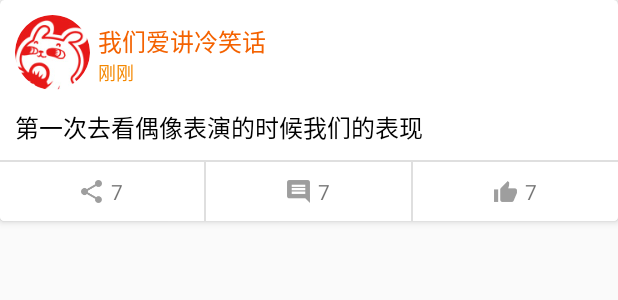
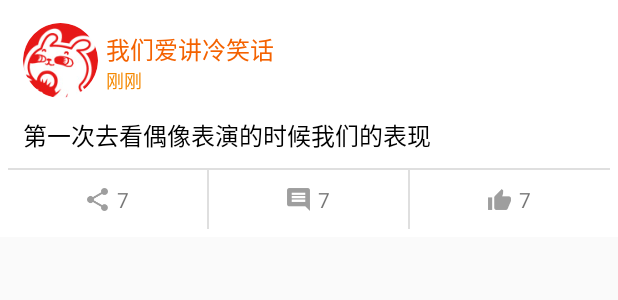
Before and after one commit to gamedirty/Wbo, an Android app: the layout layout_status_item.xml on its own in the app's theme, with its tools: preview values and no code run, on a phone screen of 412 x 824 dp. Shown: the top 300 px of the screen. Run offline under Robolectric (Android 15) with nearby library versions, the phone set to English and light mode, and no system bars; network calls fail.

```diff
--- a/app/src/main/res/layout/layout_status_item.xml
+++ b/app/src/main/res/layout/layout_status_item.xml
@@ -1,14 +1,12 @@
 <?xml version="1.0" encoding="utf-8"?>
-<android.support.v7.widget.CardView
+<FrameLayout
     xmlns:android="http://schemas.android.com/apk/res/android"
     xmlns:card_view="http://schemas.android.com/apk/res-auto"
     android:layout_width="match_parent"
     android:layout_height="wrap_content"
     android:background="@drawable/selector_statusitem_bottombg"
     android:clickable="true"
-    android:padding="3dp"
-    card_view:cardCornerRadius="3dp"
-    card_view:cardElevation="3dp"
+    android:padding="5dp"
     >
 
     <LinearLayout
@@ -66,11 +64,11 @@
                         android:layout_height="wrap_content"
                         android:layout_marginLeft="5dp"
                         android:layout_weight="1"
-                        android:visibility="gone"
                         android:gravity="center_vertical"
                         android:text="来自时光机"
                         android:textColor="#828282"
-                        android:textSize="12sp"/>
+                        android:textSize="12sp"
+                        android:visibility="gone"/>
                 </LinearLayout>
             </LinearLayout>
         </LinearLayout>
@@ -229,4 +227,4 @@
         </LinearLayout>
 
     </LinearLayout>
-</android.support.v7.widget.CardView>
+</FrameLayout>
```
